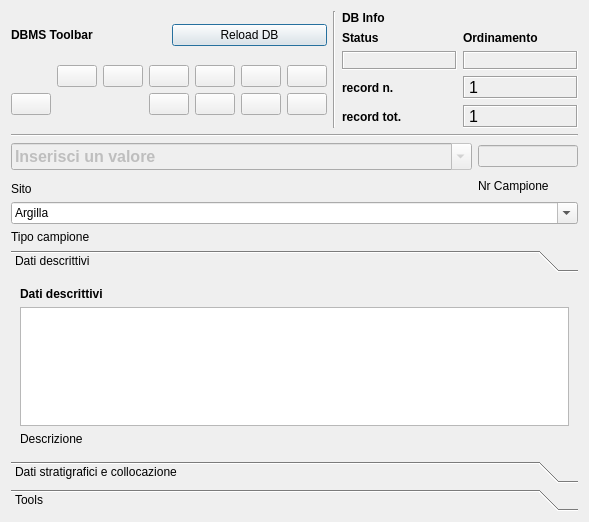
Above: pyarchinit_dev20130710/modules/gui/pyarchinit_campioni_ui.ui from pyarchinit/pyarchinit_218 before the change. Below: the same form after it.
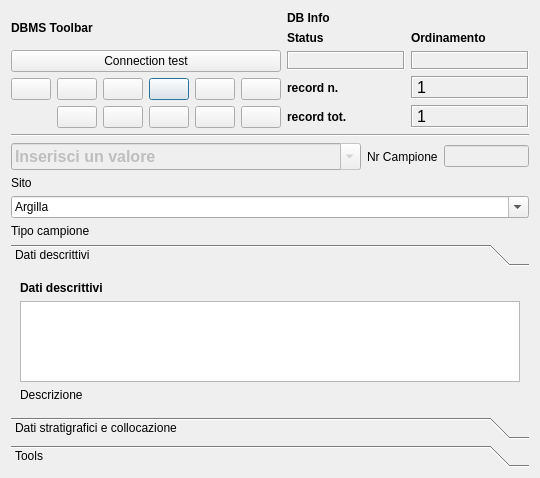
That is the form after the change. Icons and pictures are not drawn.

Commit message:
modificata la sezione pulsanti della toolbar
modificata la sezione pulsanti della toolbar per tutte le gui

The edit to the form file:
```diff
--- a/pyarchinit_dev20130710/modules/gui/pyarchinit_campioni_ui.ui
+++ b/pyarchinit_dev20130710/modules/gui/pyarchinit_campioni_ui.ui
@@ -6,8 +6,8 @@
    <rect>
     <x>0</x>
     <y>0</y>
-    <width>589</width>
-    <height>522</height>
+    <width>540</width>
+    <height>478</height>
    </rect>
   </property>
   <property name="minimumSize">
@@ -23,240 +23,23 @@
    <iconset resource="resources.qrc">
     <normaloff>:/images/iconSite.png</normaloff>:/images/iconSite.png</iconset>
   </property>
-  <layout class="QVBoxLayout" name="verticalLayout_2">
-   <item>
-    <layout class="QHBoxLayout" name="horizontalLayout">
-     <item>
-      <layout class="QGridLayout" name="gridLayout_2">
-       <item row="0" column="0">
-        <widget class="QLabel" name="label_29">
-         <property name="font">
-          <font>
-           <weight>75</weight>
-           <bold>true</bold>
-          </font>
-         </property>
-         <property name="text">
-          <string>DBMS Toolbar</string>
-         </property>
-        </widget>
-       </item>
-       <item row="0" column="1">
-        <widget class="QPushButton" name="pushButton_connect">
-         <property name="text">
-          <string>Reload DB</string>
-         </property>
-        </widget>
-       </item>
-       <item row="1" column="0" colspan="2">
-        <layout class="QGridLayout" name="gridLayout">
-         <item row="0" column="5">
-          <widget class="QPushButton" name="pushButton_first_rec">
-           <property name="toolTip">
-            <string>First rec</string>
-           </property>
-           <property name="text">
-            <string/>
-           </property>
-           <property name="icon">
-            <iconset resource="resources.qrc">
-             <normaloff>:/images/5_leftArrows.png</normaloff>:/images/5_leftArrows.png</iconset>
-           </property>
-          </widget>
-         </item>
-         <item row="0" column="6">
-          <widget class="QPushButton" name="pushButton_next_rec">
-           <property name="toolTip">
-            <string>Next rec</string>
-           </property>
-           <property name="text">
-            <string/>
-           </property>
-           <property name="icon">
-            <iconset resource="resources.qrc">
-             <normaloff>:/images/6_rightArrow.png</normaloff>:/images/6_rightArrow.png</iconset>
-           </property>
-          </widget>
-         </item>
-         <item row="0" column="7">
-          <widget class="QPushButton" name="pushButton_last_rec">
-           <property name="toolTip">
-            <string>Last rec</string>
-           </property>
-           <property name="text">
-            <string/>
-           </property>
-           <property name="icon">
-            <iconset resource="resources.qrc">
-             <normaloff>:/images/7_rightArrows.png</normaloff>:/images/7_rightArrows.png</iconset>
-           </property>
-          </widget>
-         </item>
-         <item row="0" column="8">
-          <widget class="QPushButton" name="pushButton_new_rec">
-           <property name="font">
-            <font>
-             <pointsize>9</pointsize>
-            </font>
-           </property>
-           <property name="toolTip">
-            <string>New record</string>
-           </property>
-           <property name="text">
-            <string/>
-           </property>
-           <property name="icon">
-            <iconset resource="resources.qrc">
-             <normaloff>:/images/newrec.png</normaloff>:/images/newrec.png</iconset>
-           </property>
-          </widget>
-         </item>
-         <item row="0" column="9">
-          <widget class="QPushButton" name="pushButton_save">
-           <property name="font">
-            <font>
-             <pointsize>9</pointsize>
-            </font>
-           </property>
-           <property name="toolTip">
-            <string>Save</string>
-           </property>
-           <property name="text">
-            <string/>
-           </property>
-           <property name="icon">
-            <iconset resource="resources.qrc">
-             <normaloff>:/images/b_save.png</normaloff>:/images/b_save.png</iconset>
-           </property>
-           <property name="autoDefault">
-            <bool>false</bool>
-           </property>
-          </widget>
-         </item>
-         <item row="1" column="6">
-          <widget class="QPushButton" name="pushButton_new_search">
-           <property name="font">
-            <font>
-             <pointsize>9</pointsize>
-            </font>
-           </property>
-           <property name="toolTip">
-            <string>new search</string>
-           </property>
-           <property name="text">
-            <string/>
-           </property>
-           <property name="icon">
-            <iconset resource="resources.qrc">
-             <normaloff>:/images/new_search.png</normaloff>:/images/new_search.png</iconset>
-           </property>
-          </widget>
-         </item>
-         <item row="1" column="7">
-          <widget class="QPushButton" name="pushButton_search_go">
-           <property name="font">
-            <font>
-             <pointsize>9</pointsize>
-            </font>
-           </property>
-           <property name="toolTip">
-            <string>search !!!</string>
-           </property>
-           <property name="text">
-            <string/>
-           </property>
-           <property name="icon">
-            <iconset resource="resources.qrc">
-             <normaloff>:/images/search.png</normaloff>:/images/search.png</iconset>
-           </property>
-          </widget>
-         </item>
-         <item row="1" column="8">
-          <widget class="QPushButton" name="pushButton_sort">
-           <property name="font">
-            <font>
-             <pointsize>9</pointsize>
-            </font>
-           </property>
-           <property name="toolTip">
-            <string>Order by</string>
-           </property>
-           <property name="text">
-            <string/>
-           </property>
-           <property name="icon">
-            <iconset resource="resources.qrc">
-             <normaloff>:/images/sort.png</normaloff>:/images/sort.png</iconset>
-           </property>
-          </widget>
-         </item>
-         <item row="1" column="9">
-          <widget class="QPushButton" name="pushButton_view_all">
-           <property name="font">
-            <font>
-             <pointsize>9</pointsize>
-            </font>
-           </property>
-           <property name="toolTip">
-            <string>View alls records</string>
-           </property>
-           <property name="text">
-            <string/>
-           </property>
-           <property name="icon">
-            <iconset resource="resources.qrc">
-             <normaloff>:/images/view_all.png</normaloff>:/images/view_all.png</iconset>
-           </property>
-          </widget>
-         </item>
-         <item row="0" column="4">
-          <widget class="QPushButton" name="pushButton_prev_rec">
-           <property name="toolTip">
-            <string>Prev rec</string>
-           </property>
-           <property name="text">
-            <string/>
-           </property>
-           <property name="icon">
-            <iconset resource="resources.qrc">
-             <normaloff>:/images/4_leftArrow.png</normaloff>:/images/4_leftArrow.png</iconset>
-           </property>
-          </widget>
-         </item>
-         <item row="1" column="2">
-          <widget class="QPushButton" name="pushButton_delete">
-           <property name="enabled">
-            <bool>true</bool>
-           </property>
-           <property name="font">
-            <font>
-             <pointsize>9</pointsize>
-            </font>
-           </property>
-           <property name="toolTip">
-            <string>Delete record</string>
-           </property>
-           <property name="text">
-            <string/>
-           </property>
-           <property name="icon">
-            <iconset resource="resources.qrc">
-             <normaloff>:/images/delete.png</normaloff>:/images/delete.png</iconset>
-           </property>
-          </widget>
-         </item>
-        </layout>
-       </item>
-      </layout>
-     </item>
-     <item>
-      <widget class="Line" name="line_6">
-       <property name="orientation">
-        <enum>Qt::Vertical</enum>
+  <layout class="QGridLayout" name="gridLayout_7">
+   <item row="0" column="1" colspan="3">
+    <layout class="QGridLayout" name="gridLayout_2">
+     <item row="0" column="0">
+      <widget class="QLabel" name="label_29">
+       <property name="font">
+        <font>
+         <weight>75</weight>
+         <bold>true</bold>
+        </font>
+       </property>
+       <property name="text">
+        <string>DBMS Toolbar</string>
        </property>
       </widget>
      </item>
-     <item>
+     <item row="0" column="1" rowspan="3">
       <layout class="QGridLayout" name="gridLayout_5">
        <item row="0" column="0">
         <widget class="QLabel" name="label_42">
@@ -484,9 +267,224 @@
        </item>
       </layout>
      </item>
+     <item row="2" column="0">
+      <layout class="QGridLayout" name="gridLayout">
+       <item row="0" column="5">
+        <widget class="QPushButton" name="pushButton_last_rec">
+         <property name="toolTip">
+          <string>Last rec</string>
+         </property>
+         <property name="text">
+          <string/>
+         </property>
+         <property name="icon">
+          <iconset resource="resources.qrc">
+           <normaloff>:/images/7_rightArrows.png</normaloff>:/images/7_rightArrows.png</iconset>
+         </property>
+        </widget>
+       </item>
+       <item row="0" column="6">
+        <widget class="QPushButton" name="pushButton_new_rec">
+         <property name="font">
+          <font>
+           <pointsize>9</pointsize>
+          </font>
+         </property>
+         <property name="toolTip">
+          <string>New record</string>
+         </property>
+         <property name="text">
+          <string/>
+         </property>
+         <property name="icon">
+          <iconset resource="resources.qrc">
+           <normaloff>:/images/newrec.png</normaloff>:/images/newrec.png</iconset>
+         </property>
+        </widget>
+       </item>
+       <item row="0" column="7">
+        <widget class="QPushButton" name="pushButton_save">
+         <property name="font">
+          <font>
+           <pointsize>9</pointsize>
+          </font>
+         </property>
+         <property name="toolTip">
+          <string>Save</string>
+         </property>
+         <property name="text">
+          <string/>
+         </property>
+         <property name="icon">
+          <iconset resource="resources.qrc">
+           <normaloff>:/images/b_save.png</normaloff>:/images/b_save.png</iconset>
+         </property>
+         <property name="autoDefault">
+          <bool>false</bool>
+         </property>
+        </widget>
+       </item>
+       <item row="1" column="4">
+        <widget class="QPushButton" name="pushButton_new_search">
+         <property name="font">
+          <font>
+           <pointsize>9</pointsize>
+          </font>
+         </property>
+         <property name="toolTip">
+          <string>new search</string>
+         </property>
+         <property name="text">
+          <string/>
+         </property>
+         <property name="icon">
+          <iconset resource="resources.qrc">
+           <normaloff>:/images/new_search.png</normaloff>:/images/new_search.png</iconset>
+         </property>
+        </widget>
+       </item>
+       <item row="1" column="5">
+        <widget class="QPushButton" name="pushButton_search_go">
+         <property name="font">
+          <font>
+           <pointsize>9</pointsize>
+          </font>
+         </property>
+         <property name="toolTip">
+          <string>search !!!</string>
+         </property>
+         <property name="text">
+          <string/>
+         </property>
+         <property name="icon">
+          <iconset resource="resources.qrc">
+           <normaloff>:/images/search.png</normaloff>:/images/search.png</iconset>
+         </property>
+        </widget>
+       </item>
+       <item row="1" column="6">
+        <widget class="QPushButton" name="pushButton_sort">
+         <property name="font">
+          <font>
+           <pointsize>9</pointsize>
+          </font>
+         </property>
+         <property name="toolTip">
+          <string>Order by</string>
+         </property>
+         <property name="text">
+          <string/>
+         </property>
+         <property name="icon">
+          <iconset resource="resources.qrc">
+           <normaloff>:/images/sort.png</normaloff>:/images/sort.png</iconset>
+         </property>
+        </widget>
+       </item>
+       <item row="1" column="7">
+        <widget class="QPushButton" name="pushButton_view_all">
+         <property name="font">
+          <font>
+           <pointsize>9</pointsize>
+          </font>
+         </property>
+         <property name="toolTip">
+          <string>View alls records</string>
+         </property>
+         <property name="text">
+          <string/>
+         </property>
+         <property name="icon">
+          <iconset resource="resources.qrc">
+           <normaloff>:/images/view_all.png</normaloff>:/images/view_all.png</iconset>
+         </property>
+        </widget>
+       </item>
+       <item row="0" column="4">
+        <widget class="QPushButton" name="pushButton_next_rec">
+         <property name="toolTip">
+          <string>Next rec</string>
+         </property>
+         <property name="text">
+          <string/>
+         </property>
+         <property name="icon">
+          <iconset resource="resources.qrc">
+           <normaloff>:/images/6_rightArrow.png</normaloff>:/images/6_rightArrow.png</iconset>
+         </property>
+        </widget>
+       </item>
+       <item row="0" column="3">
+        <widget class="QPushButton" name="pushButton_prev_rec">
+         <property name="maximumSize">
+          <size>
+           <width>75</width>
+           <height>16777215</height>
+          </size>
+         </property>
+         <property name="toolTip">
+          <string>Prev rec</string>
+         </property>
+         <property name="text">
+          <string/>
+         </property>
+         <property name="icon">
+          <iconset resource="resources.qrc">
+           <normaloff>:/images/4_leftArrow.png</normaloff>:/images/4_leftArrow.png</iconset>
+         </property>
+        </widget>
+       </item>
+       <item row="0" column="2">
+        <widget class="QPushButton" name="pushButton_first_rec">
+         <property name="toolTip">
+          <string>First rec</string>
+         </property>
+         <property name="text">
+          <string/>
+         </property>
+         <property name="icon">
+          <iconset resource="resources.qrc">
+           <normaloff>:/images/5_leftArrows.png</normaloff>:/images/5_leftArrows.png</iconset>
+         </property>
+        </widget>
+       </item>
+       <item row="1" column="3">
+        <widget class="QPushButton" name="pushButton_delete">
+         <property name="maximumSize">
+          <size>
+           <width>75</width>
+           <height>16777215</height>
+          </size>
+         </property>
+         <property name="font">
+          <font>
+           <pointsize>9</pointsize>
+          </font>
+         </property>
+         <property name="toolTip">
+          <string>Delete record</string>
+         </property>
+         <property name="text">
+          <string/>
+         </property>
+         <property name="icon">
+          <iconset resource="resources.qrc">
+           <normaloff>:/images/delete.png</normaloff>:/images/delete.png</iconset>
+         </property>
+        </widget>
+       </item>
+      </layout>
+     </item>
+     <item row="1" column="0">
+      <widget class="QPushButton" name="pushButton_connect">
+       <property name="text">
+        <string>Connection test</string>
+       </property>
+      </widget>
+     </item>
     </layout>
    </item>
-   <item>
+   <item row="1" column="1" colspan="3">
     <widget class="Line" name="line_8">
      <property name="font">
       <font>
@@ -499,81 +497,63 @@
      </property>
     </widget>
    </item>
-   <item>
-    <layout class="QGridLayout" name="gridLayout_7">
-     <item row="0" column="0">
-      <widget class="QComboBox" name="comboBox_sito">
-       <property name="enabled">
-        <bool>false</bool>
-       </property>
-       <property name="minimumSize">
-        <size>
-         <width>451</width>
-         <height>0</height>
-        </size>
-       </property>
-       <property name="font">
-        <font>
-         <pointsize>12</pointsize>
-         <weight>75</weight>
-         <bold>true</bold>
-        </font>
-       </property>
-       <property name="mouseTracking">
-        <bool>true</bool>
-       </property>
-       <property name="editable">
-        <bool>true</bool>
-       </property>
-       <property name="maxVisibleItems">
-        <number>99999</number>
-       </property>
-       <property name="maxCount">
-        <number>2147483647</number>
-       </property>
-       <item>
-        <property name="text">
-         <string>Inserisci un valore</string>
-        </property>
-       </item>
-      </widget>
+   <item row="2" column="1">
+    <widget class="QComboBox" name="comboBox_sito">
+     <property name="enabled">
+      <bool>false</bool>
+     </property>
+     <property name="minimumSize">
+      <size>
+       <width>350</width>
+       <height>0</height>
+      </size>
+     </property>
+     <property name="font">
+      <font>
+       <pointsize>12</pointsize>
+       <weight>75</weight>
+       <bold>true</bold>
+      </font>
+     </property>
+     <property name="mouseTracking">
+      <bool>true</bool>
+     </property>
+     <property name="editable">
+      <bool>true</bool>
+     </property>
+     <property name="maxVisibleItems">
+      <number>99999</number>
+     </property>
+     <property name="maxCount">
+      <number>2147483647</number>
+     </property>
+     <item>
+      <property name="text">
+       <string>Inserisci un valore</string>
+      </property>
      </item>
-     <item row="0" column="1">
-      <widget class="QLineEdit" name="lineEdit_nr_campione">
-       <property name="enabled">
-        <bool>false</bool>
-       </property>
-       <property name="minimumSize">
-        <size>
-         <width>100</width>
-         <height>0</height>
-        </size>
-       </property>
-       <property name="maximumSize">
-        <size>
-         <width>100</width>
-         <height>16777215</height>
-        </size>
-       </property>
-      </widget>
-     </item>
-     <item row="1" column="1" rowspan="2">
-      <widget class="QLabel" name="label_10">
-       <property name="text">
-        <string>Nr Campione</string>
-       </property>
-      </widget>
-     </item>
-     <item row="2" column="0">
-      <widget class="QLabel" name="label">
-       <property name="text">
-        <string>Sito</string>
-       </property>
-      </widget>
-     </item>
-    </layout>
+    </widget>
    </item>
-   <item>
+   <item row="2" column="3">
+    <widget class="QLineEdit" name="lineEdit_nr_campione">
+     <property name="enabled">
+      <bool>false</bool>
+     </property>
+     <property name="minimumSize">
+      <size>
+       <width>0</width>
+       <height>0</height>
+      </size>
+     </property>
+     <property name="maximumSize">
+      <size>
+       <width>16777215</width>
+       <height>16777215</height>
+      </size>
+     </property>
+    </widget>
+   </item>
+   <item row="4" column="1" colspan="3">
     <layout class="QVBoxLayout" name="verticalLayout">
      <item>
       <widget class="QComboBox" name="comboBox_tipo_campione">
@@ -686,7 +666,7 @@
      </item>
     </layout>
    </item>
-   <item>
+   <item row="5" column="1" colspan="3">
     <widget class="QToolBox" name="toolBox">
      <property name="currentIndex">
       <number>0</number>
@@ -696,8 +676,8 @@
        <rect>
         <x>0</x>
         <y>0</y>
-        <width>571</width>
-        <height>182</height>
+        <width>522</width>
+        <height>146</height>
        </rect>
       </property>
       <attribute name="label">
@@ -957,6 +937,20 @@
      </widget>
     </widget>
    </item>
+   <item row="2" column="2">
+    <widget class="QLabel" name="label_10">
+     <property name="text">
+      <string>Nr Campione</string>
+     </property>
+    </widget>
+   </item>
+   <item row="3" column="1">
+    <widget class="QLabel" name="label">
+     <property name="text">
+      <string>Sito</string>
+     </property>
+    </widget>
+   </item>
   </layout>
  </widget>
  <resources>
```
Left out of the diff: 6 changed lines with no effect on the pictures. The commit also changes 28 other files.
